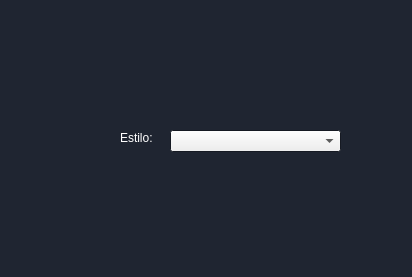
pacheevb/ED_Proyecto2, file borrarestilo.ui: the form before one commit.
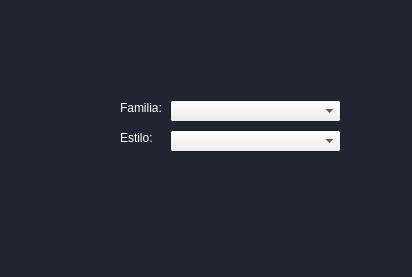
The form after the commit. Icons and pictures are not drawn.

The edit to the form file:
```diff
--- a/borrarestilo.ui
+++ b/borrarestilo.ui
@@ -185,6 +185,66 @@
     <string>Estilo:</string>
    </property>
   </widget>
+  <widget class="QLabel" name="label_4">
+   <property name="geometry">
+    <rect>
+     <x>120</x>
+     <y>100</y>
+     <width>51</width>
+     <height>16</height>
+    </rect>
+   </property>
+   <property name="palette">
+    <palette>
+     <active>
+      <colorrole role="WindowText">
+       <brush brushstyle="SolidPattern">
+        <color alpha="255">
+         <red>255</red>
+         <green>255</green>
+         <blue>255</blue>
+        </color>
+       </brush>
+      </colorrole>
+     </active>
+     <inactive>
+      <colorrole role="WindowText">
+       <brush brushstyle="SolidPattern">
+        <color alpha="255">
+         <red>255</red>
+         <green>255</green>
+         <blue>255</blue>
+        </color>
+       </brush>
+      </colorrole>
+     </inactive>
+     <disabled>
+      <colorrole role="WindowText">
+       <brush brushstyle="SolidPattern">
+        <color alpha="255">
+         <red>120</red>
+         <green>120</green>
+         <blue>120</blue>
+        </color>
+       </brush>
+      </colorrole>
+     </disabled>
+    </palette>
+   </property>
+   <property name="text">
+    <string>Familia:</string>
+   </property>
+  </widget>
+  <widget class="QComboBox" name="familia">
+   <property name="geometry">
+    <rect>
+     <x>170</x>
+     <y>100</y>
+     <width>171</width>
+     <height>22</height>
+    </rect>
+   </property>
+  </widget>
  </widget>
  <resources>
   <include location="recursos.qrc"/>
```
Left out of the diff: 2 changed lines with no effect on the pictures.
